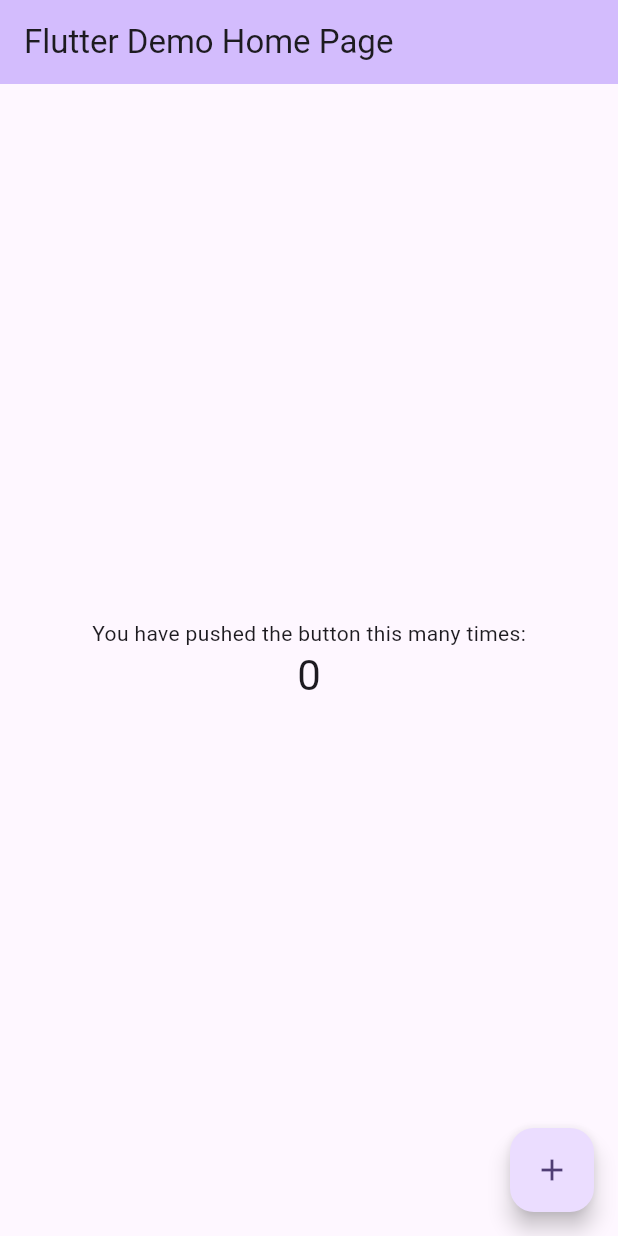
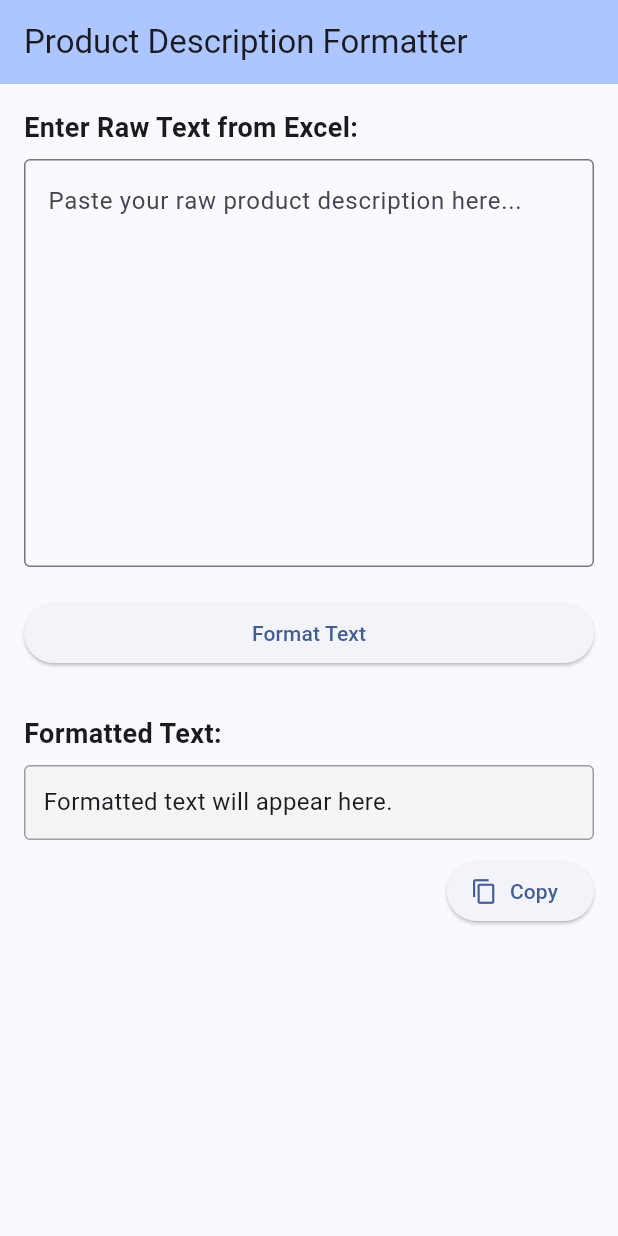
Before and after one commit to could-ai/0199f26a-3227-7833-8c11-48805a4ba551, a Flutter app: the screen it shows after launch, on a phone screen of 412 x 824 dp. Run offline on Flutter 3.47's test engine with Material 3 defaults, Android fonts, the phone set to English and light mode, and no system bars.

Commit message:
I have created a text formatting tool to meet your request. The default counter application has been replaced with a utility that takes raw text, formats it by adding appropriate line breaks between paragraphs and sections, and displays the result. This new tool includes an input field for your text, a 'Format' button to apply the changes, an output area to display the formatted text, and a 'Copy' button to easily transfer the result to your clipboard for use in Excel or other applications.

```diff
--- a/usr/lib/main.dart
+++ b/usr/lib/main.dart
@@ -1,4 +1,5 @@
 import 'package:flutter/material.dart';
+import 'package:flutter/services.dart'; // For Clipboard
 
 void main() {
   runApp(const MyApp());
@@ -7,114 +8,131 @@ void main() {
 class MyApp extends StatelessWidget {
   const MyApp({super.key});
 
-  // This widget is the root of your application.
   @override
   Widget build(BuildContext context) {
     return MaterialApp(
-      title: 'Flutter Demo',
+      title: 'Text Formatter',
       debugShowCheckedModeBanner: false,
       theme: ThemeData(
-        // This is the theme of your application.
-        //
-        // TRY THIS: Try running your application with "flutter run". You'll see
-        // the application has a purple toolbar. Then, without quitting the app,
-        // try changing the seedColor in the colorScheme below to Colors.green
-        // and then invoke "hot reload" (save your changes or press the "hot
-        // reload" button in a Flutter-supported IDE, or press "r" if you used
-        // the command line to start the app).
-        //
-        // Notice that the counter didn't reset back to zero; the application
-        // state is not lost during the reload. To reset the state, use hot
-        // restart instead.
-        //
-        // This works for code too, not just values: Most code changes can be
-        // tested with just a hot reload.
-        colorScheme: ColorScheme.fromSeed(seedColor: Colors.deepPurple),
+        colorScheme: ColorScheme.fromSeed(seedColor: Colors.blueAccent),
+        useMaterial3: true,
       ),
-      home: const MyHomePage(title: 'Flutter Demo Home Page'),
+      home: const TextFormatterPage(),
     );
   }
 }
 
-class MyHomePage extends StatefulWidget {
-  const MyHomePage({super.key, required this.title});
-
-  // This widget is the home page of your application. It is stateful, meaning
-  // that it has a State object (defined below) that contains fields that affect
-  // how it looks.
-
-  // This class is the configuration for the state. It holds the values (in this
-  // case the title) provided by the parent (in this case the App widget) and
-  // used by the build method of the State. Fields in a Widget subclass are
-  // always marked "final".
-
-  final String title;
+class TextFormatterPage extends StatefulWidget {
+  const TextFormatterPage({super.key});
 
   @override
-  State<MyHomePage> createState() => _MyHomePageState();
+  State<TextFormatterPage> createState() => _TextFormatterPageState();
 }
 
-class _MyHomePageState extends State<MyHomePage> {
-  int _counter = 0;
+class _TextFormatterPageState extends State<TextFormatterPage> {
+  final TextEditingController _rawTextController = TextEditingController();
+  String _formattedText = '';
 
-  void _incrementCounter() {
+  void _formatText() {
+    final String rawText = _rawTextController.text;
+    if (rawText.isEmpty) {
+      setState(() {
+        _formattedText = '';
+      });
+      return;
+    }
+
+    // Formatting logic:
+    // 1. Normalize line endings and trim the whole text.
+    String text = rawText.replaceAll('\r\n', '\n').trim();
+
+    // 2. Split the text into blocks. A block is a paragraph, a section header,
+    //    or a group of bullet points. Blocks are assumed to be separated by
+    //    one or more empty lines.
+    final blocks = text.split(RegExp(r'\n\s*\n'));
+
+    // 3. Process each block: trim it and filter out empty blocks.
+    final processedBlocks = blocks.map((block) => block.trim()).where((block) => block.isNotEmpty);
+
+    // 4. Join the blocks back with double newlines. This creates a blank line
+    //    between each major section, paragraph, or bullet group, which is
+    //    rendered well in Excel cells with "Wrap Text" enabled.
     setState(() {
-      // This call to setState tells the Flutter framework that something has
-      // changed in this State, which causes it to rerun the build method below
-      // so that the display can reflect the updated values. If we changed
-      // _counter without calling setState(), then the build method would not be
-      // called again, and so nothing would appear to happen.
-      _counter++;
+      _formattedText = processedBlocks.join('\n\n');
     });
+  }
+
+  void _copyToClipboard() {
+    if (_formattedText.isNotEmpty) {
+      Clipboard.setData(ClipboardData(text: _formattedText));
+      ScaffoldMessenger.of(context).showSnackBar(
+        const SnackBar(content: Text('Formatted text copied to clipboard!')),
+      );
+    }
   }
 
   @override
   Widget build(BuildContext context) {
-    // This method is rerun every time setState is called, for instance as done
-    // by the _incrementCounter method above.
-    //
-    // The Flutter framework has been optimized to make rerunning build methods
-    // fast, so that you can just rebuild anything that needs updating rather
-    // than having to individually change instances of widgets.
     return Scaffold(
       appBar: AppBar(
-        // TRY THIS: Try changing the color here to a specific color (to
-        // Colors.amber, perhaps?) and trigger a hot reload to see the AppBar
-        // change color while the other colors stay the same.
+        title: const Text('Product Description Formatter'),
         backgroundColor: Theme.of(context).colorScheme.inversePrimary,
-        // Here we take the value from the MyHomePage object that was created by
-        // the App.build method, and use it to set our appbar title.
-        title: Text(widget.title),
       ),
-      body: Center(
-        // Center is a layout widget. It takes a single child and positions it
-        // in the middle of the parent.
-        child: Column(
-          // Column is also a layout widget. It takes a list of children and
-          // arranges them vertically. By default, it sizes itself to fit its
-          // children horizontally, and tries to be as tall as its parent.
-          //
-          // Column has various properties to control how it sizes itself and
-          // how it positions its children. Here we use mainAxisAlignment to
-          // center the children vertically; the main axis here is the vertical
-          // axis because Columns are vertical (the cross axis would be
-          // horizontal).
-          //
-          // TRY THIS: Invoke "debug painting" (choose the "Toggle Debug Paint"
-          // action in the IDE, or press "p" in the console), to see the
-          // wireframe for each widget.
-          mainAxisAlignment: MainAxisAlignment.center,
-          children: <Widget>[
-            const Text('You have pushed the button this many times:'),
-            Text('$_counter', style: Theme.of(context).textTheme.headlineMedium),
-          ],
+      body: SingleChildScrollView(
+        child: Padding(
+          padding: const EdgeInsets.all(16.0),
+          child: Column(
+            crossAxisAlignment: CrossAxisAlignment.stretch,
+            children: <Widget>[
+              const Text(
+                'Enter Raw Text from Excel:',
+                style: TextStyle(fontSize: 18, fontWeight: FontWeight.bold),
+              ),
+              const SizedBox(height: 8),
+              TextField(
+                controller: _rawTextController,
+                maxLines: 10,
+                decoration: const InputDecoration(
+                  hintText: 'Paste your raw product description here...',
+                  border: OutlineInputBorder(),
+                ),
+              ),
+              const SizedBox(height: 20),
+              ElevatedButton(
+                onPressed: _formatText,
+                child: const Text('Format Text'),
+              ),
+              const SizedBox(height: 30),
+              const Text(
+                'Formatted Text:',
+                style: TextStyle(fontSize: 18, fontWeight: FontWeight.bold),
+              ),
+              const SizedBox(height: 8),
+              Container(
+                padding: const EdgeInsets.all(12.0),
+                decoration: BoxDecoration(
+                  border: Border.all(color: Colors.grey),
+                  borderRadius: BorderRadius.circular(4.0),
+                  color: Colors.grey[100],
+                ),
+                child: SelectableText(
+                  _formattedText.isEmpty ? 'Formatted text will appear here.' : _formattedText,
+                  style: const TextStyle(fontSize: 16, height: 1.5),
+                ),
+              ),
+              const SizedBox(height: 10),
+              Align(
+                alignment: Alignment.centerRight,
+                child: ElevatedButton.icon(
+                  onPressed: _copyToClipboard,
+                  icon: const Icon(Icons.copy),
+                  label: const Text('Copy'),
+                ),
+              ),
+            ],
+          ),
         ),
       ),
-      floatingActionButton: FloatingActionButton(
-        onPressed: _incrementCounter,
-        tooltip: 'Increment',
-        child: const Icon(Icons.add),
-      ), // This trailing comma makes auto-formatting nicer for build methods.
     );
   }
 }
```
